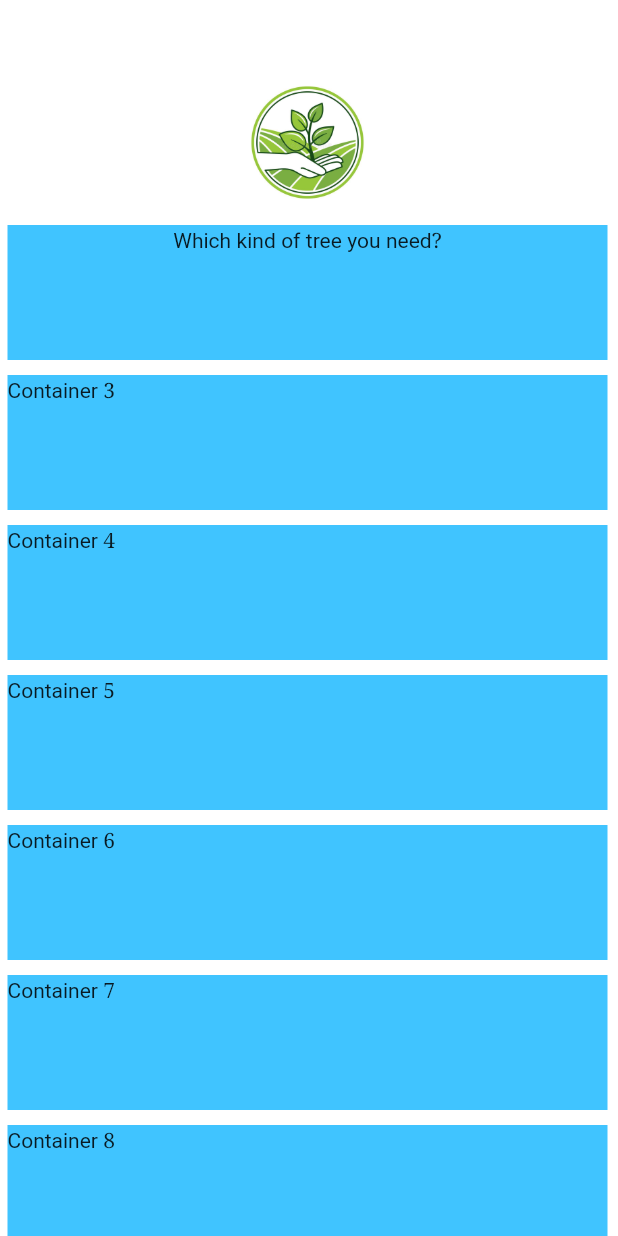
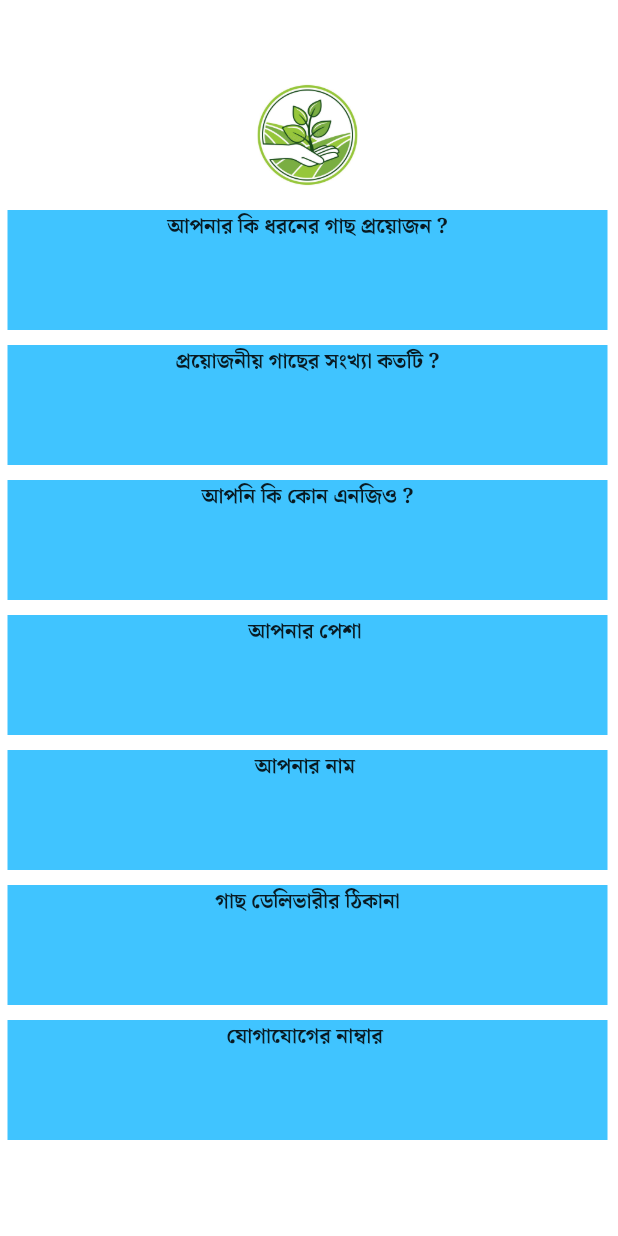
Before and after one commit to abusayembd/psus_foundation, a Flutter app: the Cart screen opened directly, on a phone screen of 412 x 824 dp. Run offline on Flutter 3.47's test engine with Material 2 defaults, Android fonts, the phone set to English and light mode, and no system bars; our stand-ins replace google_fonts; network calls fail; Roboto replaces fonts that are missing (Noto Serif Bengali).

```diff
--- a/lib/screens/cart.dart
+++ b/lib/screens/cart.dart
@@ -1,4 +1,4 @@
-// ignore_for_file: prefer_const_constructors
+// ignore_for_file: prefer_const_constructors, prefer_const_literals_to_create_immutables
 
 import 'package:flutter/material.dart';
 
@@ -16,66 +16,123 @@ class Cart extends StatelessWidget {
           child: Column(
             children: [
               Container(
-                height: 90.0,
+                height: 80.0,
                 width: 400.0,
                 color: Colors.white,
                 margin: EdgeInsets.only(left: 5.0, top: 50.0, right: 5.0),
                 child: _logo(),
               ),
               Container(
-                height: 90.0,
+                height: 80.0,
                 width: 400.0,
                 color: Colors.lightBlueAccent,
                 margin: EdgeInsets.only(left: 5.0, top: 10.0, right: 5.0),
                 child: Column(
                   children: [
                     Expanded(
-                      child: Text("Which kind of tree you need?"),
+                      child: Text(
+                        "আপনার কি ধরনের গাছ প্রয়োজন ?",
+                        style: TextStyle(fontWeight: FontWeight.bold),
+                      ),
                     ),
                   ],
                 ),
               ),
               Container(
-                height: 90.0,
+                height: 80.0,
                 width: 400.0,
                 color: Colors.lightBlueAccent,
                 margin: EdgeInsets.only(left: 5.0, top: 10.0, right: 5.0),
-                child: Text("Container 3"),
+                child: Column(
+                  children: [
+                    Expanded(
+                      child: Text(
+                        "প্রয়োজনীয় গাছের সংখ্যা কতটি ?",
+                        style: TextStyle(fontWeight: FontWeight.bold),
+                      ),
+                    ),
+                  ],
+                ),
               ),
               Container(
-                height: 90.0,
+                height: 80.0,
                 width: 400.0,
                 color: Colors.lightBlueAccent,
                 margin: EdgeInsets.only(left: 5.0, top: 10.0, right: 5.0),
-                child: Text("Container 4"),
+                child: Column(
+                  children: [
+                    Expanded(
+                      child: Text(
+                        "আপনি কি কোন এনজিও ?",
+                        style: TextStyle(fontWeight: FontWeight.bold),
+                      ),
+                    ),
+                  ],
+                ),
               ),
               Container(
-                height: 90.0,
+                height: 80.0,
                 width: 400.0,
                 color: Colors.lightBlueAccent,
                 margin: EdgeInsets.only(left: 5.0, top: 10.0, right: 5.0),
-                child: Text("Container 5"),
+                child: Column(
+                  children: [
+                    Expanded(
+                      child: Text(
+                        "আপনার পেশা ",
+                        style: TextStyle(fontWeight: FontWeight.bold),
+                      ),
+                    ),
+                  ],
+                ),
               ),
               Container(
-                height: 90.0,
+                height: 80.0,
                 width: 400.0,
                 color: Colors.lightBlueAccent,
                 margin: EdgeInsets.only(left: 5.0, top: 10.0, right: 5.0),
-                child: Text("Container 6"),
+                child: Column(
+                  children: [
+                    Expanded(
+                      child: Text(
+                        "আপনার নাম ",
+                        style: TextStyle(fontWeight: FontWeight.bold),
+                      ),
+                    ),
+                  ],
+                ),
               ),
               Container(
-                height: 90.0,
+                height: 80.0,
                 width: 400.0,
                 color: Colors.lightBlueAccent,
                 margin: EdgeInsets.only(left: 5.0, top: 10.0, right: 5.0),
-                child: Text("Container 7"),
+                child: Column(
+                  children: [
+                    Expanded(
+                      child: Text(
+                        " গাছ ডেলিভারীর ঠিকানা ",
+                        style: TextStyle(fontWeight: FontWeight.bold),
+                      ),
+                    ),
+                  ],
+                ),
               ),
               Container(
-                height: 90.0,
+                height: 80.0,
                 width: 400.0,
                 color: Colors.lightBlueAccent,
                 margin: EdgeInsets.only(left: 5.0, top: 10.0, right: 5.0),
-                child: Text("Container 8"),
+                child: Column(
+                  children: [
+                    Expanded(
+                      child: Text(
+                        "যোগাযোগের নাম্বার ",
+                        style: TextStyle(fontWeight: FontWeight.bold),
+                      ),
+                    ),
+                  ],
+                ),
               ),
             ],
           ),
--- a/pubspec.yaml
+++ b/pubspec.yaml
@@ -35,6 +35,7 @@ dependencies:
   # Use with the CupertinoIcons class for iOS style icons.
   cupertino_icons: ^1.0.2
   google_fonts: ^2.3.1
+
 
 dev_dependencies:
   flutter_test:
```
Also changed, not shown: lib/main.dart (+4 -4 lines), lib/route_geerator.dart (added, +43 -0 lines), lib/screens/LandingPage.dart (+15 -0 lines), lib/screens/Registrarion.dart (+8 -1 lines), lib/screens/activities.dart (+9 -3 lines), lib/screens/test.dart (deleted, +0 -53 lines), pubspec.lock, 1 other file.
